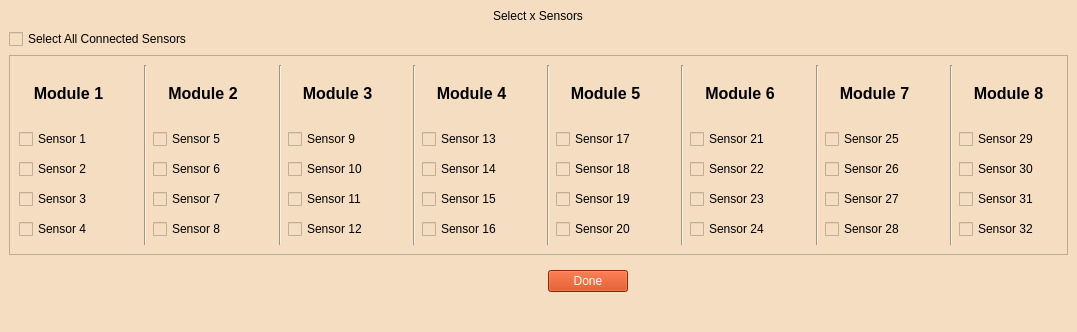
This is GUI/Qt_Files/main_sensor_selection_matrix.ui in jrsm1/EWAS_Application as Qt 5 draws it before an edit. The edited form follows.
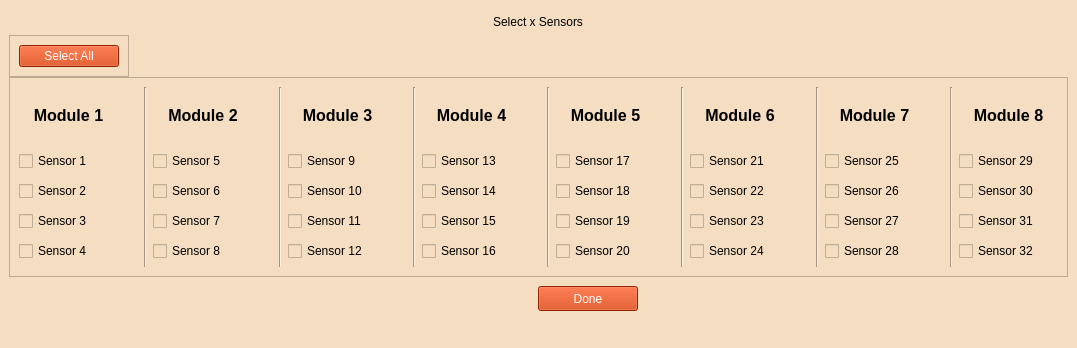
This is the edited form.

Diff of the .ui file:
```diff
--- a/GUI/Qt_Files/main_sensor_selection_matrix.ui
+++ b/GUI/Qt_Files/main_sensor_selection_matrix.ui
@@ -7,7 +7,7 @@
     <x>0</x>
     <y>0</y>
     <width>1077</width>
-    <height>313</height>
+    <height>348</height>
    </rect>
   </property>
   <property name="sizePolicy">
@@ -36,6 +36,9 @@
   </property>
   <widget class="QWidget" name="centralwidget">
    <layout class="QVBoxLayout" name="verticalLayout_3">
+    <property name="spacing">
+     <number>0</number>
+    </property>
     <item alignment="Qt::AlignHCenter">
      <widget class="QLabel" name="sensor_select_MAX_Label">
       <property name="text">
@@ -43,14 +46,40 @@
       </property>
      </widget>
     </item>
-    <item>
-     <widget class="QCheckBox" name="Select_all_sensors_checkBox">
-      <property name="text">
-       <string>Select All Connected Sensors</string>
+    <item alignment="Qt::AlignLeft">
+     <widget class="QFrame" name="frame_2">
+      <property name="frameShape">
+       <enum>QFrame::StyledPanel</enum>
       </property>
-      <property name="tristate">
-       <bool>false</bool>
+      <property name="frameShadow">
+       <enum>QFrame::Raised</enum>
       </property>
+      <layout class="QHBoxLayout" name="horizontalLayout_2">
+       <item>
+        <widget class="QPushButton" name="Select_all_sensors_button">
+         <property name="minimumSize">
+          <size>
+           <width>100</width>
+           <height>0</height>
+          </size>
+         </property>
+         <property name="maximumSize">
+          <size>
+           <width>100</width>
+           <height>100</height>
+          </size>
+         </property>
+         <property name="styleSheet">
+          <string notr="true">background-color:rgb(204, 51, 0);
+color: rgb(255, 255, 255);
+font: 12pt &quot;MS Shell Dlg 2&quot;;</string>
+         </property>
+         <property name="text">
+          <string>Select All</string>
+         </property>
+        </widget>
+       </item>
+      </layout>
      </widget>
     </item>
     <item>
@@ -749,6 +778,12 @@
        </item>
        <item>
         <widget class="QPushButton" name="sensor_selection_DONE_Button">
+         <property name="minimumSize">
+          <size>
+           <width>100</width>
+           <height>25</height>
+          </size>
+         </property>
          <property name="styleSheet">
           <string notr="true">background-color:rgb(204, 51, 0);
 color: rgb(255, 255, 255);
```
